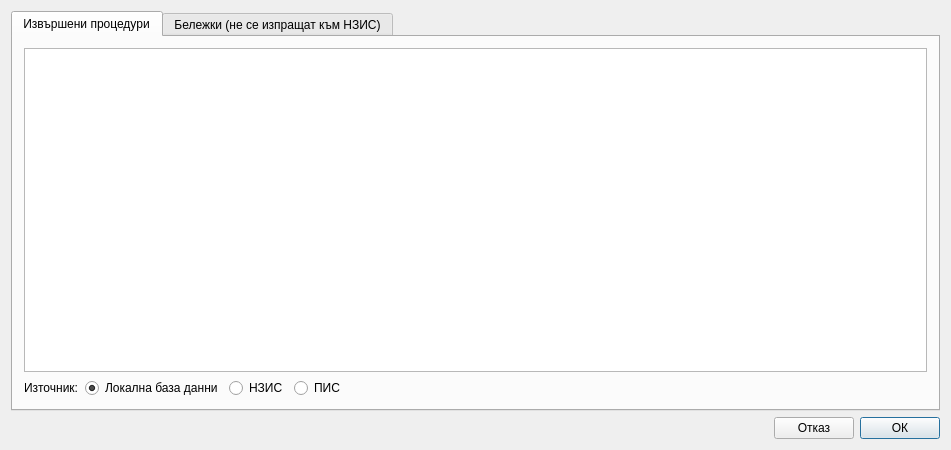
Old version of the form src/View/Widgets/DetailedStatus.ui in the repository thefinalcutbg/DinoDent.
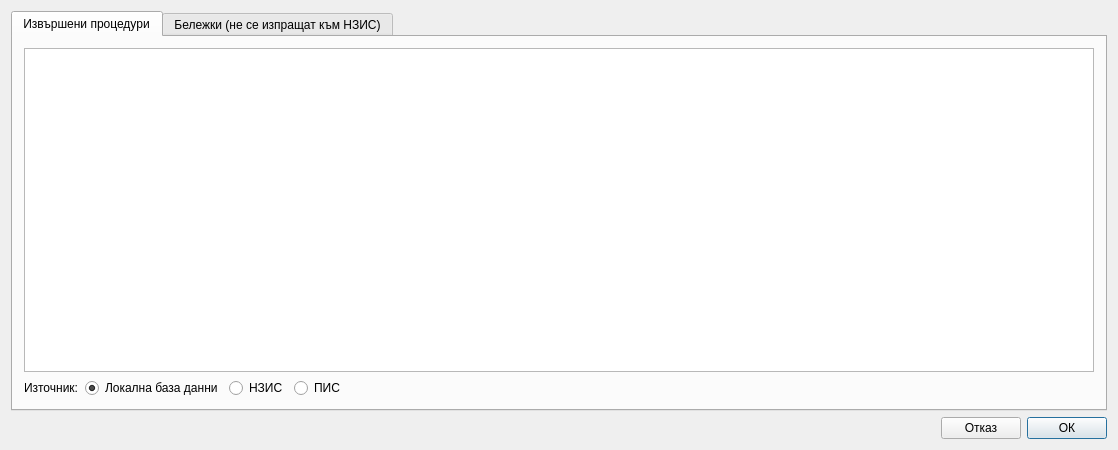
New version of the form. Custom widgets are drawn as their Qt base class.

The edit to the form file:
```diff
--- a/src/View/Widgets/DetailedStatus.ui
+++ b/src/View/Widgets/DetailedStatus.ui
@@ -6,7 +6,7 @@
    <rect>
     <x>0</x>
     <y>0</y>
-    <width>951</width>
+    <width>1118</width>
     <height>450</height>
    </rect>
   </property>
```
